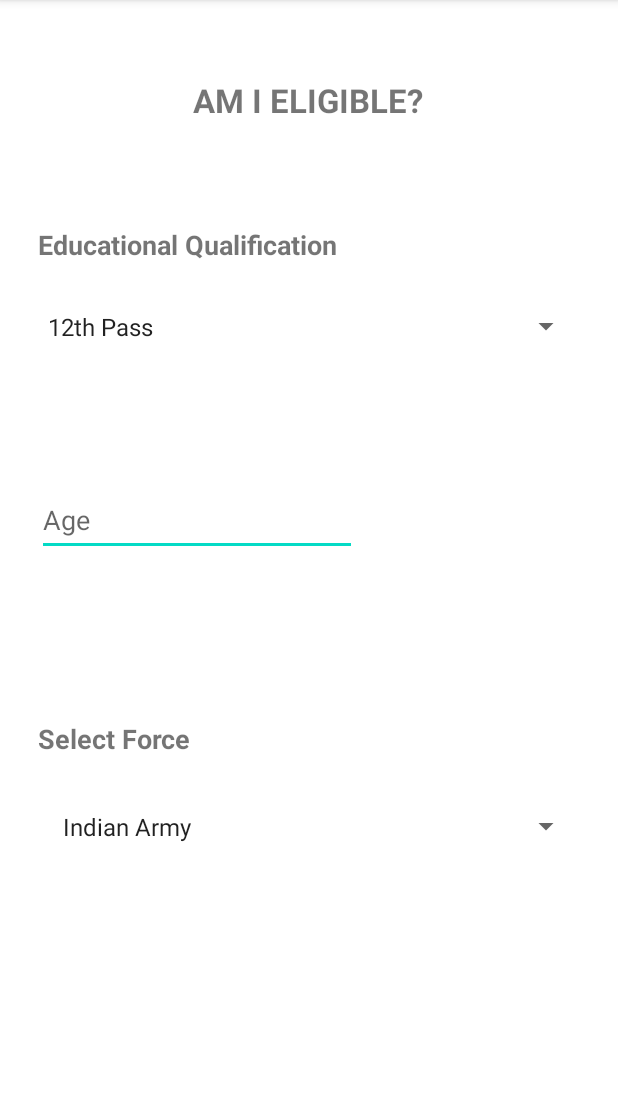
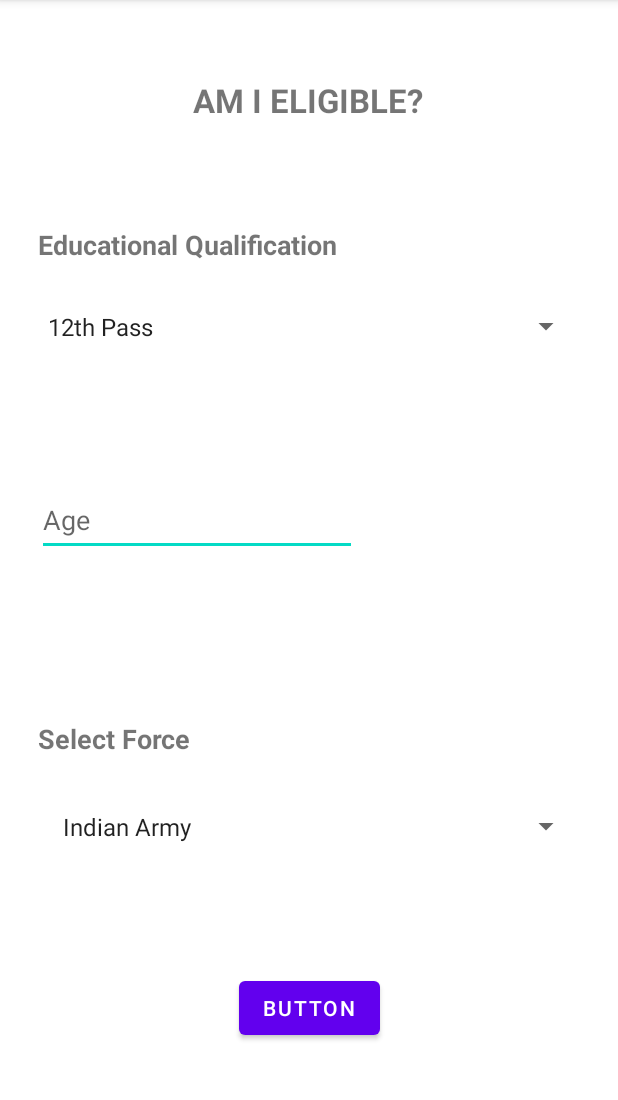
Before and after one commit to Pratik7506/Defence-Escort, an Android app: the EligibilityCriteria screen opened directly, with no data from a screen before it, on a phone screen of 412 x 824 dp, the part 84-1184 px from its top. Run offline under Robolectric (Android 15) with nearby library versions, the phone set to English and light mode, and no system bars.

Commit message:
added eligibility button

```diff
--- a/DefenceEscortMain/app/src/main/java/com/example/defenceescortmain/EligibilityCriteria.java
+++ b/DefenceEscortMain/app/src/main/java/com/example/defenceescortmain/EligibilityCriteria.java
@@ -6,6 +6,7 @@ import android.os.Bundle;
 import android.view.View;
 import android.widget.AdapterView;
 import android.widget.ArrayAdapter;
+import android.widget.Button;
 import android.widget.EditText;
 import android.widget.Spinner;
 import android.widget.Toast;
@@ -20,6 +21,8 @@ public class EligibilityCriteria extends AppCompatActivity {
     private String qualification;
     private String force;
 
+    private Button checkEligible;
+
     @Override
     protected void onCreate(Bundle savedInstanceState) {
         super.onCreate(savedInstanceState);
@@ -29,6 +32,10 @@ public class EligibilityCriteria extends AppCompatActivity {
 
         ageValue = findViewById(R.id.eligiblity_age);
 
+        checkEligible = findViewById(R.id.checkButton);// check button
+
+
+
         ArrayAdapter<CharSequence> adapter = ArrayAdapter.createFromResource(this,
                 R.array.qualification_array, android.R.layout.simple_spinner_item);
 
@@ -37,24 +44,24 @@ public class EligibilityCriteria extends AppCompatActivity {
         // Apply the adapter to the spinner
         spinner.setAdapter(adapter);
 
-        spinner.setOnItemSelectedListener(new AdapterView.OnItemSelectedListener() {
-            @Override
-            public void onItemSelected(AdapterView<?> adapterView, View view, int i, long l) {
-//                Toast.makeText(EligibilityCriteria.this,spinner.getSelectedItem().toString(),Toast.LENGTH_LONG).show();
-                  qualification = spinner.getSelectedItem().toString();
-                  String age = ageValue.getText().toString().trim();
-                  if (!age.isEmpty()){
-                      showResult(qualification, Float.parseFloat(age));// it called every time the selection is changed
-                  }
-
-
-            }
-
-            @Override
-            public void onNothingSelected(AdapterView<?> adapterView) {
-
-            }
-        });
+//        spinner.setOnItemSelectedListener(new AdapterView.OnItemSelectedListener() {
+//            @Override
+//            public void onItemSelected(AdapterView<?> adapterView, View view, int i, long l) {
+////                Toast.makeText(EligibilityCriteria.this,spinner.getSelectedItem().toString(),Toast.LENGTH_LONG).show();
+//                  qualification = spinner.getSelectedItem().toString();
+//                  String age = ageValue.getText().toString().trim();
+//                  if (!age.isEmpty()){
+//                      showResult(qualification, Float.parseFloat(age));// it called every time the selection is changed
+//                  }
+//
+//
+//            }
+//
+//            @Override
+//            public void onNothingSelected(AdapterView<?> adapterView) {
+//
+//            }
+//        });
 
         spinner1 = findViewById(R.id.spinner1);
 
@@ -66,35 +73,75 @@ public class EligibilityCriteria extends AppCompatActivity {
         // Apply the adapter to the spinner
         spinner1.setAdapter(adapter1);
 
-        spinner1.setOnItemSelectedListener(new AdapterView.OnItemSelectedListener() {
+//        spinner1.setOnItemSelectedListener(new AdapterView.OnItemSelectedListener() {
+//            @Override
+//            public void onItemSelected(AdapterView<?> adapterView, View view, int i, long l) {
+////                Toast.makeText(EligibilityCriteria.this,spinner1.getSelectedItem().toString(),Toast.LENGTH_LONG).show();
+//                force = spinner1.getSelectedItem().toString();
+//            }
+//
+//            @Override
+//            public void onNothingSelected(AdapterView<?> adapterView) {
+//
+//            }
+//        });
+
+        checkEligible.setOnClickListener(new View.OnClickListener() {
             @Override
-            public void onItemSelected(AdapterView<?> adapterView, View view, int i, long l) {
-//                Toast.makeText(EligibilityCriteria.this,spinner1.getSelectedItem().toString(),Toast.LENGTH_LONG).show();
-                force = spinner1.getSelectedItem().toString();
-            }
+            public void onClick(View view) {
 
-            @Override
-            public void onNothingSelected(AdapterView<?> adapterView) {
+                String qualification = spinner.getSelectedItem().toString();
+                int force = spinner1.getSelectedItemPosition();
+
+                //Toast.makeText(EligibilityCriteria.this,,Toast.LENGTH_SHORT).show();
+
+
+                if (ageValue.getText().toString().isEmpty()){
+
+                    Toast.makeText(EligibilityCriteria.this,"Age cannot be empty",Toast.LENGTH_SHORT).show();
+                    return;
+                }
+                float age = Float.parseFloat(ageValue.getText().toString());
+                showResult(qualification, age, force);
 
             }
         });
+
+
+
     }
 
     // age values correct kar lena or toast me sahi value daal dena
 
-    public void showResult(String qualification, float age){
+    public void showResult(String qualification, float age, int force){
 
-        if (qualification.equals("12th Pass") && age > 16.5 && age < 19.5 ){
-           Toast.makeText(EligibilityCriteria.this,"You can go for NDA", Toast.LENGTH_SHORT).show();
-        }else if (qualification.equals("Graduate") && age > 16.5 && age < 19.5){
-            Toast.makeText(EligibilityCriteria.this,"You can go for NDA", Toast.LENGTH_SHORT).show();
-        }else if (qualification.equals("Engineering // BTech // B.E") && age > 16.5 && age < 19.5){
-            Toast.makeText(EligibilityCriteria.this,"You can go for NDA", Toast.LENGTH_SHORT).show();
-        }else if (qualification.equals("MSC CS//IT") && age > 18 && age < 24){
-            Toast.makeText(EligibilityCriteria.this,"You can go for NDA", Toast.LENGTH_SHORT).show();
-        }else{
-            Toast.makeText(EligibilityCriteria.this,"You are not eligible for anything jaa soja", Toast.LENGTH_SHORT).show();
+
+        switch (force){
+            case 0:
+                if (qualification.equals("12th Pass") && age > 16.5 && age < 19.5 ){
+                    Toast.makeText(EligibilityCriteria.this,"You can go for NDA", Toast.LENGTH_SHORT).show();
+                }else{
+                    Toast.makeText(EligibilityCriteria.this,"You are not eligible for anything jaa soja", Toast.LENGTH_SHORT).show();
+                }
+                break;
+            case 1:
+                Toast.makeText(EligibilityCriteria.this,"Indian Air force", Toast.LENGTH_SHORT).show();
+
+            case 2:
+                if (qualification.equals("Engineering // BTech // B.E") && age > 19 && age < 24 ){
+                    Toast.makeText(EligibilityCriteria.this,"You can go for INET", Toast.LENGTH_SHORT).show();
+                }else{
+                    Toast.makeText(EligibilityCriteria.this,"You are not eligible for anything jaa soja", Toast.LENGTH_SHORT).show();
+                }
+                break;
+            default:
+                Toast.makeText(EligibilityCriteria.this,"You are not eligible for anything jaa soja", Toast.LENGTH_SHORT).show();
+                break;
+
+
+
         }
+
 
     }
 }
--- a/DefenceEscortMain/app/src/main/res/layout/activity_eligibility_criteria.xml
+++ b/DefenceEscortMain/app/src/main/res/layout/activity_eligibility_criteria.xml
@@ -40,7 +40,7 @@
         android:layout_height="wrap_content"
         android:ems="10"
         android:hint="Age"
-        android:inputType="textPersonName"
+        android:inputType="numberDecimal"
         android:minHeight="48dp"
         app:layout_constraintBottom_toBottomOf="parent"
         app:layout_constraintEnd_toEndOf="parent"
@@ -92,4 +92,14 @@
         app:layout_constraintVertical_bias="0.1"
         tools:ignore="SpeakableTextPresentCheck" />
 
+    <Button
+        android:id="@+id/checkButton"
+        android:layout_width="wrap_content"
+        android:layout_height="wrap_content"
+        android:text="Button"
+        app:layout_constraintBottom_toBottomOf="parent"
+        app:layout_constraintEnd_toEndOf="parent"
+        app:layout_constraintStart_toStartOf="parent"
+        app:layout_constraintTop_toBottomOf="@+id/spinner1" />
+
 </androidx.constraintlayout.widget.ConstraintLayout>
```
